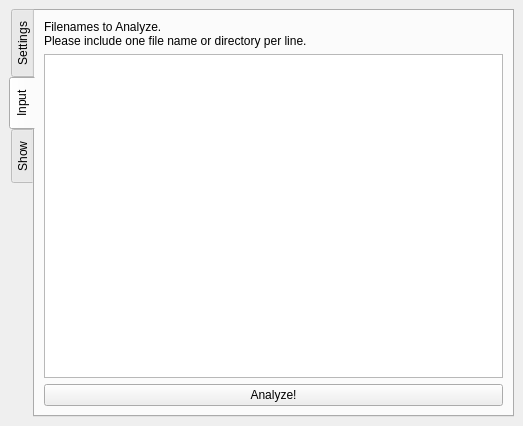
Old version of the form qt/main_window.ui in the repository ELVIS-Project/vis-framework.
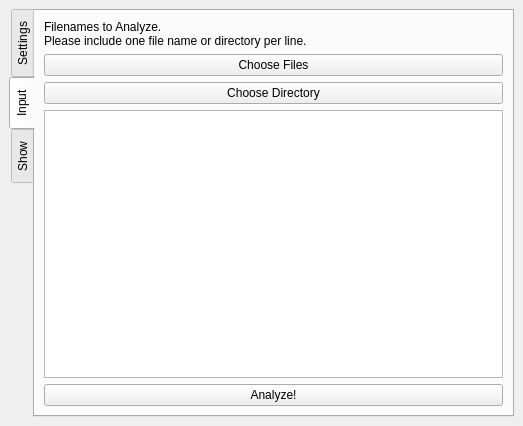
New version of the form.

Patch:
```diff
--- a/qt/main_window.ui
+++ b/qt/main_window.ui
@@ -286,6 +286,20 @@
           </property>
          </widget>
         </item>
+        <item>
+         <widget class="QPushButton" name="btn_chooseFiles">
+          <property name="text">
+           <string>Choose Files</string>
+          </property>
+         </widget>
+        </item>
+        <item>
+         <widget class="QPushButton" name="btn_chooseDirectories">
+          <property name="text">
+           <string>Choose Directory</string>
+          </property>
+         </widget>
+        </item>
         <item>
          <widget class="QPlainTextEdit" name="txt_filenames">
           <property name="undoRedoEnabled">
```
Left out of the diff: 8 changed lines with no effect on the pictures.
